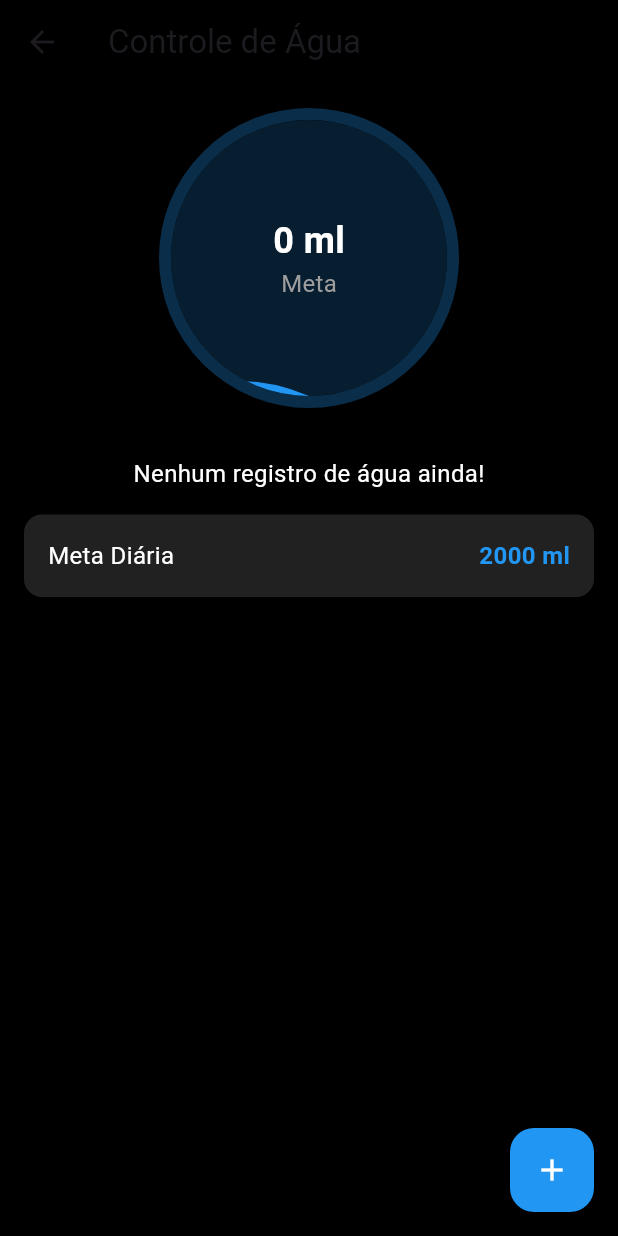
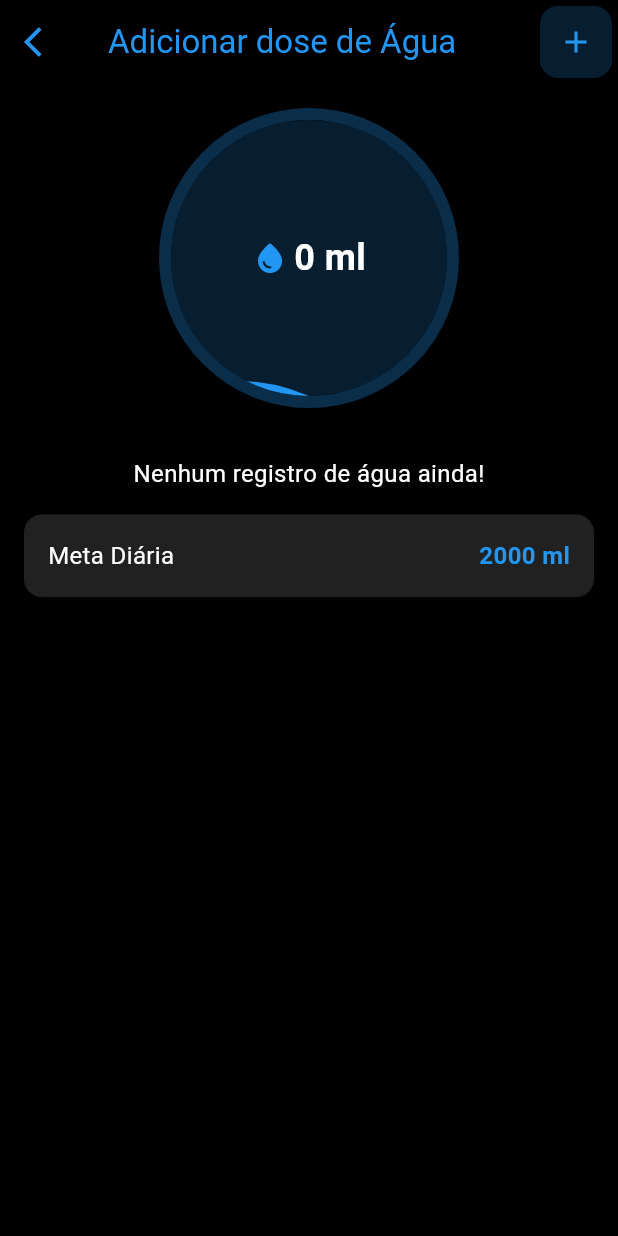
Before and after one commit to carenferreiras/be_shape, a Flutter app: the WaterTrackerScreen screen opened by its route, on a phone screen of 412 x 824 dp. Run offline on Flutter 3.47's test engine with Material 3 defaults, Android fonts, the phone set to English and light mode, and no system bars; our stand-ins replace cloud_firestore, equatable, firebase_auth, firebase_core, firebase_storage, flutter_bloc and 5 more; missing offline and left inert: health; accounts and stored records are empty; statements that could not run were skipped.

Commit message:
fix/ajustes de layout

```diff
--- a/lib/src/features/auth/presentation/screens/register_screen.dart
+++ b/lib/src/features/auth/presentation/screens/register_screen.dart
@@ -39,6 +39,7 @@ class _RegisterScreenState extends State<RegisterScreen> {
               Navigator.pushReplacementNamed(context, '/onboarding');
             }
           },
+          child: Center(
             child: SafeArea(
               child: SingleChildScrollView(
                 padding: const EdgeInsets.all(16.0),
@@ -98,6 +99,7 @@ class _RegisterScreenState extends State<RegisterScreen> {
                         ),
                         const SizedBox(height: 16),
                         TextFormField(
+                          style: TextStyle(color: BeShapeColors.backgroundLight),
                           controller: _passwordController,
                           decoration: InputDecoration(
                             labelStyle: const TextStyle(color: BeShapeColors.primary),
@@ -146,6 +148,7 @@ class _RegisterScreenState extends State<RegisterScreen> {
                         ),
                         const SizedBox(height: 16),
                         TextFormField(
+                          style: TextStyle(color: BeShapeColors.backgroundLight),
                           controller: _confirmPasswordController,
                           decoration: InputDecoration(
                             labelText: 'Confirm Password',
@@ -241,6 +244,7 @@ class _RegisterScreenState extends State<RegisterScreen> {
             ),
           ),
         ),
+      ),
     );
   }
 
--- a/lib/src/features/onboarding/presentation/screens/onboarding/onboarding_screen.dart
+++ b/lib/src/features/onboarding/presentation/screens/onboarding/onboarding_screen.dart
@@ -161,7 +161,7 @@ class _OnboardingScreenState extends State<OnboardingScreen> {
                             backgroundColor: Colors.orange,
                             padding: const EdgeInsets.symmetric(vertical: 16),
                             shape: RoundedRectangleBorder(
-                              borderRadius: BorderRadius.circular(30),
+                              borderRadius: BorderRadius.circular(BeShapeSizes.borderRadiusMedium),
                             ),
                           ),
                           child: state.isProfileSaved
@@ -171,6 +171,7 @@ class _OnboardingScreenState extends State<OnboardingScreen> {
                                   style: const TextStyle(
                                     fontSize: 16,
                                     fontWeight: FontWeight.bold,
+                                    color: BeShapeColors.background
                                   ),
                                 ),
                         ),
--- a/lib/src/features/water/presentation/screens/water_tracker_screen.dart
+++ b/lib/src/features/water/presentation/screens/water_tracker_screen.dart
@@ -40,13 +40,33 @@ class _WaterTrackerScreenState extends State<WaterTrackerScreen> {
     return Scaffold(
       backgroundColor: Colors.black,
       appBar: AppBar(
-        title: const Text('Controle de Água'),
+        title: Text('Adicionar dose de Água',style: TextStyle(color: Colors.blue),),
         backgroundColor: Colors.black,
+        leading: IconButton(
+            onPressed: () => Navigator.pop(context),
+            icon: Icon(
+              Icons.arrow_back_ios,
+              color: Colors.blue,
+            )),
+        actions: [
+          Card(
+            color: Colors.blue.withOpacity(0.2),
+            child: IconButton(
+                onPressed: () => _showAddWaterDialog(context),
+                icon: Icon(
+                  Icons.add,
+                  color: Colors.blue,
+                )),
+          )
+        ],
       ),
       body: BlocBuilder<WaterBloc, WaterState>(
         builder: (context, state) {
           if (state is WaterLoading) {
-            return const Center(child: SpinKitThreeBounce(color: BeShapeColors.primary,));
+            return const Center(
+                child: SpinKitThreeBounce(
+              color: BeShapeColors.primary,
+            ));
           } else if (state is WaterLoaded) {
             final intake = state.intake.totalIntake;
             final progress = intake / _waterTarget;
@@ -60,21 +80,18 @@ class _WaterTrackerScreenState extends State<WaterTrackerScreen> {
                   const SizedBox(height: 32),
                   _buildWaterIntakeList(state.intake.entries),
                   const SizedBox(height: 16),
-                  _buildTargetCard(_waterTarget.toInt()), // Usa a meta baseada no peso
+                  _buildTargetCard(
+                      _waterTarget.toInt()), // Usa a meta baseada no peso
                 ],
               ),
             );
           } else {
             return const Center(
-              child: Text('Erro ao carregar dados.', style: TextStyle(color: Colors.red)),
+              child: Text('Erro ao carregar dados.',
+                  style: TextStyle(color: Colors.red)),
             );
           }
         },
-      ),
-      floatingActionButton: FloatingActionButton(
-        onPressed: () => _showAddWaterDialog(context),
-        backgroundColor: Colors.blue,
-        child: const Icon(Icons.add, color: Colors.white),
       ),
     );
   }
@@ -107,6 +124,11 @@ Widget _buildWaterProgress(int intake, double progress) {
         Column(
           mainAxisAlignment: MainAxisAlignment.center,
           children: [
+            Row(
+              mainAxisAlignment: MainAxisAlignment.center,
+              children: [
+                Icon(Icons.water_drop_rounded,color: Colors.blue,),
+                SizedBox(width: 4,),
                 Text(
                   '$intake ml',
                   style: const TextStyle(
@@ -115,13 +137,10 @@ Widget _buildWaterProgress(int intake, double progress) {
                     fontWeight: FontWeight.bold,
                   ),
                 ),
-          const Text(
-            'Meta',
-            style: TextStyle(
-              color: Colors.grey,
-              fontSize: 16,
+
+              ],
             ),
-          ),
+
           ],
         ),
       ],
@@ -182,7 +201,8 @@ Widget _buildWaterProgress(int intake, double progress) {
                       const SizedBox(width: 8),
                       Text(
                         '${entry.amount} ml',
-                      style: const TextStyle(color: Colors.white, fontSize: 16),
+                        style:
+                            const TextStyle(color: Colors.white, fontSize: 16),
                       ),
                     ],
                   ),
@@ -216,7 +236,8 @@ Widget _buildWaterProgress(int intake, double progress) {
           ),
           Text(
             '$target ml',
-            style: const TextStyle(color: Colors.blue, fontSize: 16, fontWeight: FontWeight.bold),
+            style: const TextStyle(
+                color: Colors.blue, fontSize: 16, fontWeight: FontWeight.bold),
           ),
         ],
       ),
@@ -233,7 +254,8 @@ Widget _buildWaterProgress(int intake, double progress) {
       builder: (context) {
         return AlertDialog(
           backgroundColor: Colors.grey[900],
-          title: const Text('Adicionar Água', style: TextStyle(color: Colors.white)),
+          title: const Text('Adicionar Água',
+              style: TextStyle(color: Colors.white)),
           content: Form(
             key: formKey,
             child: TextFormField(
@@ -266,7 +288,8 @@ Widget _buildWaterProgress(int intake, double progress) {
           actions: [
             TextButton(
               onPressed: () => Navigator.pop(context),
-              child: const Text('Cancelar', style: TextStyle(color: Colors.grey)),
+              child:
+                  const Text('Cancelar', style: TextStyle(color: Colors.grey)),
             ),
             ElevatedButton(
               onPressed: () {
```
Also changed, not shown: lib/src/core/components/custom_button.dart (+19 -13 lines), lib/src/features/home/presentation/screen/home_screen.dart (+23 -2 lines), firebase.json, lib/firebase_options.dart, 3 other files. Lines whose indentation alone changed are shown as unchanged.
